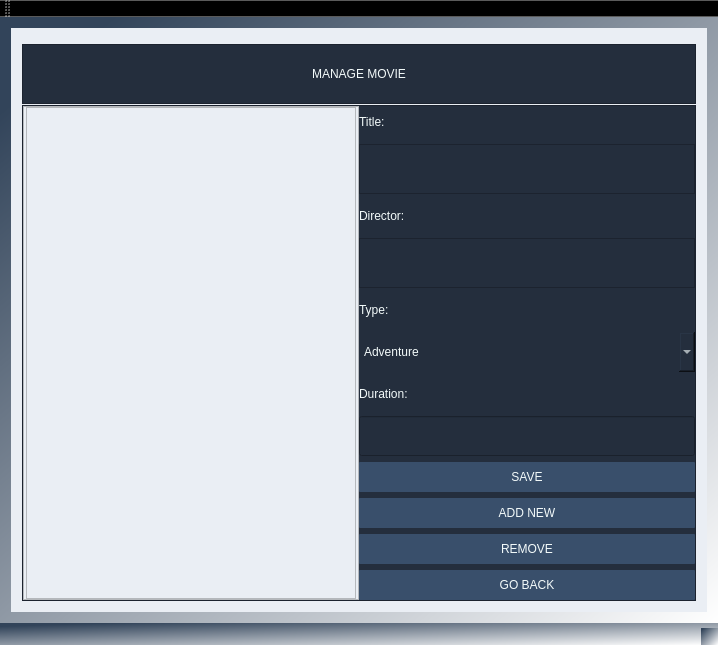
First picture: the form in MovieTicketManagementSystem/MainWindow.ui, repository ZuzannaZawartka/movie-ticket-management-system, before the edit.
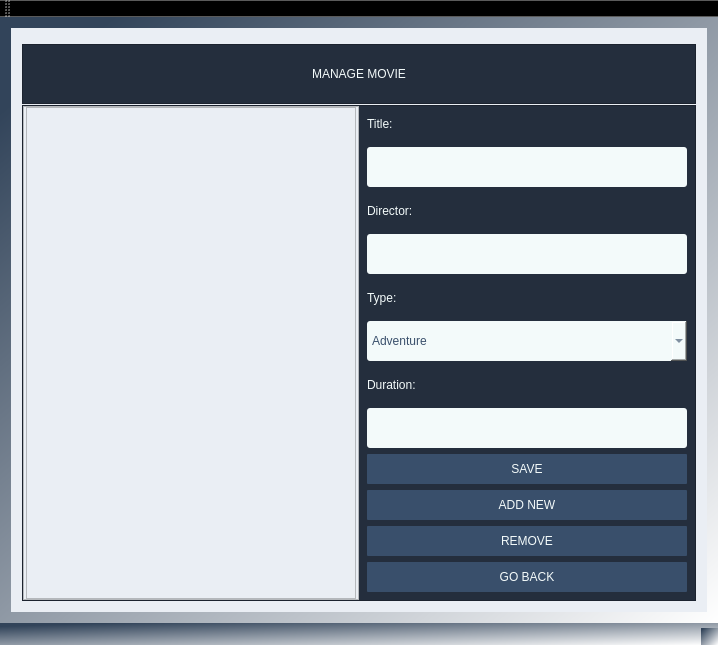
Second picture: the form after the edit. The open tabs and pages were chosen to show the change. Icons and pictures are not drawn.

Commit message: refactor: added paddings and new font in buttons

What changed in the file:
```diff
--- a/MovieTicketManagementSystem/MainWindow.ui
+++ b/MovieTicketManagementSystem/MainWindow.ui
@@ -774,6 +774,15 @@
            </item>
            <item>
             <layout class="QVBoxLayout" name="verticalLayout_23">
+             <property name="leftMargin">
+              <number>8</number>
+             </property>
+             <property name="rightMargin">
+              <number>8</number>
+             </property>
+             <property name="bottomMargin">
+              <number>8</number>
+             </property>
              <item>
               <widget class="QLabel" name="titleLabel_2">
                <property name="styleSheet">
@@ -797,15 +806,20 @@
                <property name="minimumSize">
                 <size>
                  <width>0</width>
-                 <height>50</height>
+                 <height>40</height>
                 </size>
                </property>
                <property name="maximumSize">
                 <size>
                  <width>16777215</width>
-                 <height>50</height>
+                 <height>40</height>
                 </size>
                </property>
+               <property name="styleSheet">
+                <string notr="true">color: rgb(57, 79, 107);
+background-color: rgb(243, 250, 250);
+border-radius: 3px;</string>
+               </property>
               </widget>
              </item>
              <item>
@@ -831,15 +845,20 @@
                <property name="minimumSize">
                 <size>
                  <width>0</width>
-                 <height>50</height>
+                 <height>40</height>
                 </size>
                </property>
                <property name="maximumSize">
                 <size>
                  <width>16777215</width>
-                 <height>50</height>
+                 <height>40</height>
                 </size>
                </property>
+               <property name="styleSheet">
+                <string notr="true">color: rgb(57, 79, 107);
+background-color: rgb(243, 250, 250);
+border-radius: 3px;</string>
+               </property>
               </widget>
              </item>
              <item>
@@ -869,9 +888,10 @@
                 </size>
                </property>
                <property name="styleSheet">
-                <string notr="true">color: rgb(243, 250, 250);
+                <string notr="true">border-radius: 3px;
 font: 10pt &quot;Franklin Gothic Demi&quot;;
-border-radius: 1px;</string>
+color: rgb(57, 79, 107);
+background-color: rgb(243, 250, 250);</string>
                </property>
                <item>
                 <property name="text">
@@ -926,6 +946,11 @@
                  <height>40</height>
                 </size>
                </property>
+               <property name="styleSheet">
+                <string notr="true">color: rgb(57, 79, 107);
+background-color: rgb(243, 250, 250);
+border-radius: 3px;</string>
+               </property>
               </widget>
              </item>
              <item>
```
Left out of the diff: 159 changed lines with no effect on the pictures. The commit also changes 1 other file.
